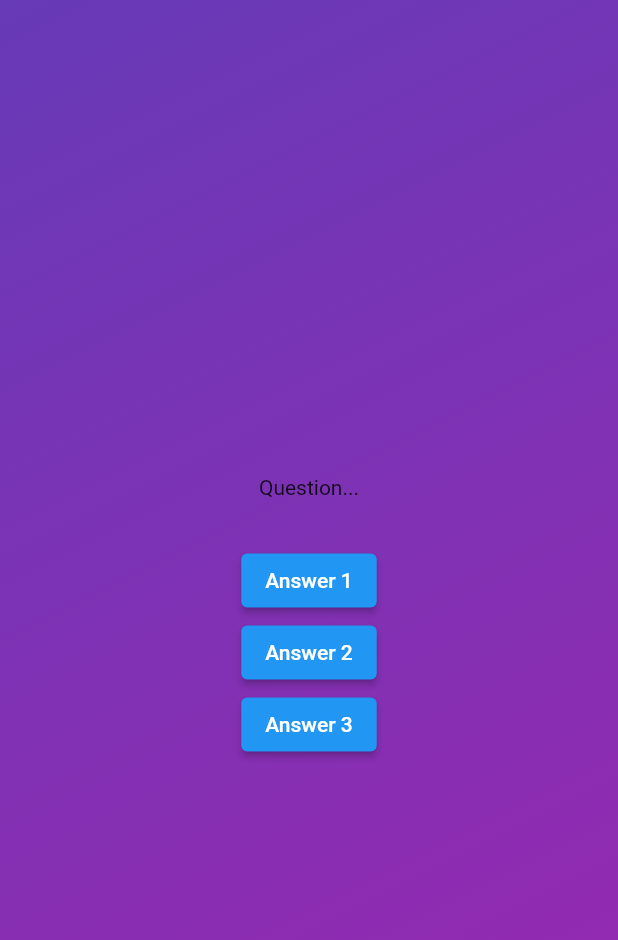
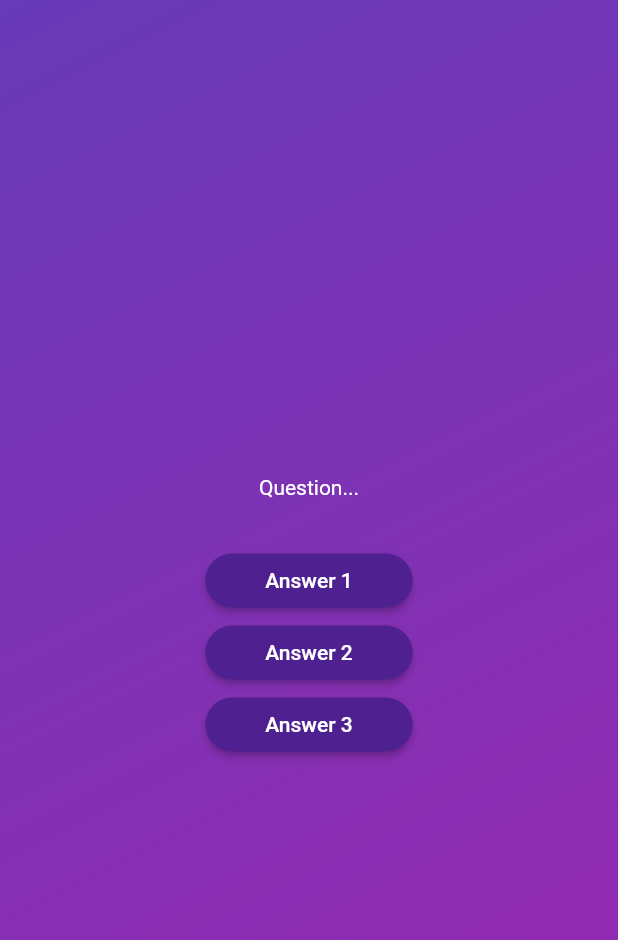
Before and after one commit to AlbertSigsbert/Flutter-adv-basics, a Flutter app: the screen it shows after launch, after a tap on "Start Quiz", on a phone screen of 412 x 824 dp. Shown: the top 940 px of the screen. Run offline on Flutter 3.47's test engine with Material 2 defaults, Android fonts, the phone set to English and light mode, and no system bars.

Commit message:
Creating a reusable, custom styled btn

```diff
--- /dev/null
+++ b/lib/answer_button.dart
@@ -0,0 +1,23 @@
+import 'package:flutter/material.dart';
+
+class AnswerButton extends StatelessWidget {
+  const AnswerButton(
+      {super.key, required this.answerText, required this.onTap});
+
+  final String answerText;
+  final void Function() onTap;
+
+  @override
+  Widget build(context) {
+    return ElevatedButton(
+      onPressed: onTap,
+      style: ElevatedButton.styleFrom(
+        padding: const EdgeInsets.symmetric(vertical: 10, horizontal: 40),
+        backgroundColor: const Color.fromARGB(255, 79, 33, 144),
+        foregroundColor: Colors.white,
+        shape: RoundedRectangleBorder(borderRadius: BorderRadius.circular(40)),
+      ),
+      child: Text(answerText),
+    );
+  }
+}
--- a/lib/questions_screen.dart
+++ b/lib/questions_screen.dart
@@ -1,4 +1,5 @@
 import 'package:flutter/material.dart';
+import 'package:adv_basics/answer_button.dart';
 
 class QuestionsScreen extends StatefulWidget {
   const QuestionsScreen({super.key});
@@ -14,14 +15,16 @@ class _QuestionsScreenState extends State<QuestionsScreen> {
   Widget build(context) {
     return SizedBox(
       width: double.infinity,
-      child: Column(
-        mainAxisAlignment: MainAxisAlignment.center,
-        children: [
-         const Text('Question...'),
-         const SizedBox(height: 30),
-         ElevatedButton(onPressed:(){}, child: const Text('Answer 1')),
-         ElevatedButton(onPressed:(){}, child: const Text('Answer 2')),
-         ElevatedButton(onPressed:(){}, child: const Text('Answer 3')),
+      child: Column(mainAxisAlignment: MainAxisAlignment.center, children: [
+        const Text(
+          'Question...',
+          style: TextStyle(color: Colors.white),
+        ),
+        const SizedBox(height: 30),
+        AnswerButton(answerText: 'Answer 1', onTap:(){ }),
+        AnswerButton(answerText: 'Answer 2', onTap:(){ }),
+        AnswerButton(answerText: 'Answer 3', onTap:(){ }),
+
       ]),
     );
   }
```
